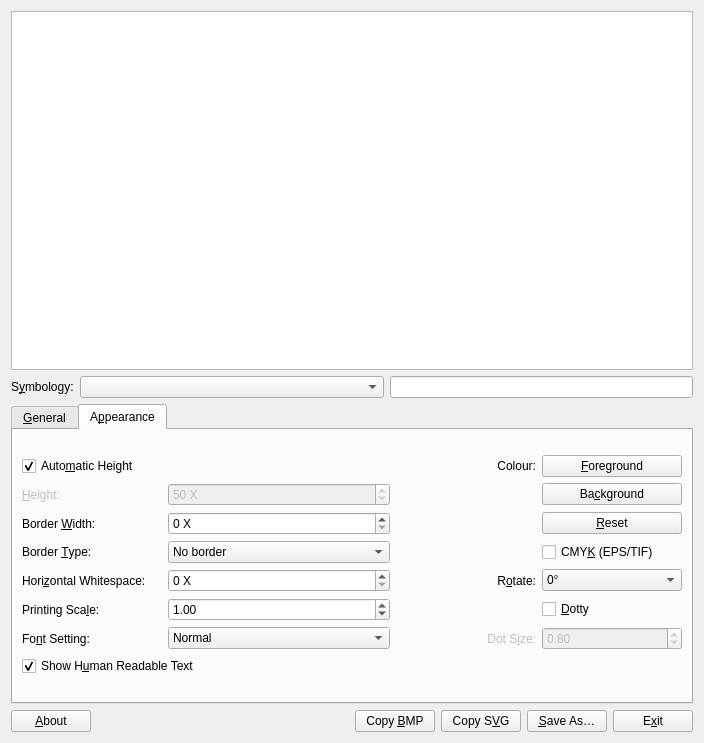
First picture: the form in frontend_qt/mainWindow.ui, repository open-vela/external_zint, before the edit.
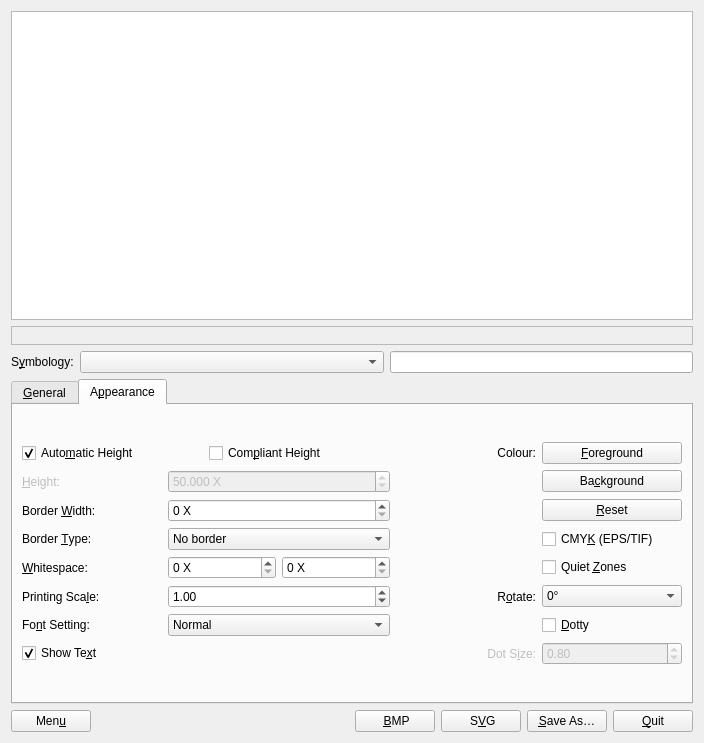
Second picture: the form after the edit. The open tabs and pages were chosen to show the change. Icons and pictures are not drawn.

Commit message: height max 500 -> 2000 to allow for 44 row CODABLOCKF at 45X each

What changed in the file:
```diff
--- a/frontend_qt/mainWindow.ui
+++ b/frontend_qt/mainWindow.ui
@@ -21,8 +21,8 @@
   </property>
   <property name="minimumSize">
    <size>
-    <width>420</width>
-    <height>460</height>
+    <width>400</width>
+    <height>435</height>
    </size>
   </property>
   <property name="windowTitle">
@@ -43,7 +43,47 @@
   </property>
   <layout class="QVBoxLayout" name="verticalLayout_5">
    <item>
-    <widget class="QGraphicsView" name="view"/>
+    <widget class="QGraphicsView" name="view">
+     <property name="minimumSize">
+      <size>
+       <width>0</width>
+       <height>10</height>
+      </size>
+     </property>
+     <property name="contextMenuPolicy">
+      <enum>Qt::CustomContextMenu</enum>
+     </property>
+    </widget>
+   </item>
+   <item>
+    <widget class="QSplitter" name="errtxtBarContainer">
+     <property name="frameShape">
+      <enum>QFrame::StyledPanel</enum>
+     </property>
+     <property name="frameShadow">
+      <enum>QFrame::Plain</enum>
+     </property>
+     <property name="orientation">
+      <enum>Qt::Horizontal</enum>
+     </property>
+     <property name="visible">
+      <bool>false</bool>
+     </property>
+     <widget class="QStatusBar" name="errtxtBar">
+      <property name="contextMenuPolicy">
+       <enum>Qt::CustomContextMenu</enum>
+      </property>
+      <property name="autoFillBackground">
+       <bool>true</bool>
+      </property>
+      <property name="styleSheet">
+       <string notr="true"/>
+      </property>
+      <property name="sizeGripEnabled">
+       <bool>false</bool>
+      </property>
+     </widget>
+    </widget>
    </item>
    <item>
     <layout class="QHBoxLayout" name="horizontalLayout">
@@ -109,13 +149,13 @@
          <property name="minimumSize">
           <size>
            <width>0</width>
-           <height>300</height>
+           <height>325</height>
           </size>
          </property>
          <property name="maximumSize">
           <size>
            <width>16777215</width>
-           <height>300</height>
+           <height>325</height>
           </size>
          </property>
          <property name="autoFillBackground">
@@ -617,18 +657,37 @@
            <item>
             <layout class="QGridLayout" name="gridLayout">
              <item row="0" column="0" colspan="2">
-              <widget class="QCheckBox" name="chkAutoHeight">
-               <property name="toolTip">
-                <string>Use default height
+              <layout class="QHBoxLayout" name="horizontalLayoutAutoHeight">
+               <item>
+                <widget class="QCheckBox" name="chkAutoHeight">
+                 <property name="toolTip">
+                  <string>Use default height
 (ignored if disabled)</string>
-               </property>
-               <property name="text">
-                <string>Auto&amp;matic Height</string>
-               </property>
-               <property name="checked">
-                <bool>true</bool>
-               </property>
-              </widget>
+                 </property>
+                 <property name="text">
+                  <string>Auto&amp;matic Height</string>
+                 </property>
+                 <property name="checked">
+                  <bool>true</bool>
+                 </property>
+                </widget>
+               </item>
+               <item>
+                <widget class="QCheckBox" name="chkCompliantHeight">
+                 <property name="toolTip">
+                  <string>Warn if height not compliant with specification
+and use standard height (if any) for default
+(ignored if disabled)</string>
+                 </property>
+                 <property name="text">
+                  <string>Com&amp;pliant Height</string>
+                 </property>
+                 <property name="checked">
+                  <bool>false</bool>
+                 </property>
+                </widget>
+               </item>
+              </layout>
              </item>
              <item row="1" column="0">
               <widget class="QLabel" name="lblHeight">
@@ -650,27 +709,36 @@
               </widget>
              </item>
              <item row="1" column="1">
-              <widget class="QSpinBox" name="heightb">
+              <widget class="QDoubleSpinBox" name="heightb">
                <property name="enabled">
                 <bool>false</bool>
                </property>
                <property name="toolTip">
                 <string>Overall symbol height</string>
                </property>
-               <property name="suffix">
-                <string> X</string>
+               <property name="accelerated">
+                <bool>true</bool>
                </property>
                <property name="prefix">
                 <string/>
                </property>
+               <property name="suffix">
+                <string> X</string>
+               </property>
+               <property name="decimals">
+                <number>3</number>
+               </property>
                <property name="minimum">
-                <number>1</number>
+                <double>0.500000000000000</double>
                </property>
                <property name="maximum">
-                <number>300</number>
+                <double>2000.000000000000000</double>
+               </property>
+               <property name="singleStep">
+                <double>0.100000000000000</double>
                </property>
                <property name="value">
-                <number>50</number>
+                <double>50.000000000000000</double>
                </property>
               </widget>
              </item>
@@ -753,7 +821,7 @@
              <item row="4" column="0">
               <widget class="QLabel" name="lblWhitespace">
                <property name="text">
-                <string>Hori&amp;zontal Whitespace:</string>
+                <string>&amp;Whitespace:</string>
                </property>
                <property name="alignment">
                 <set>Qt::AlignLeading|Qt::AlignLeft|Qt::AlignVCenter</set>
@@ -767,14 +835,36 @@
               </widget>
              </item>
              <item row="4" column="1">
-              <widget class="QSpinBox" name="spnWhitespace">
-               <property name="toolTip">
-                <string>Width of whitespace on either side of barcode</string>
-               </property>
-               <property name="suffix">
-                <string> X</string>
-               </property>
-              </widget>
+              <layout class="QGridLayout" name="gridLayoutWhitespace">
+               <item row="0" column="0">
+                <widget class="QSpinBox" name="spnWhitespace">
+                 <property name="toolTip">
+                  <string>Width of horizontal whitespace on either side of barcode
+in X-dimensions</string>
+                 </property>
+                 <property name="suffix">
+                  <string> X</string>
+                 </property>
+                 <property name="maximum">
+                  <number>100</number>
+                 </property>
+                </widget>
+               </item>
+               <item row="0" column="1">
+                <widget class="QSpinBox" name="spnVWhitespace">
+                 <property name="toolTip">
+                  <string>Height of vertical whitespace above and below the barcode
+in X-dimensions</string>
+                 </property>
+                 <property name="suffix">
+                  <string> X</string>
+                 </property>
+                 <property name="maximum">
+                  <number>100</number>
+                 </property>
+                </widget>
+               </item>
+              </layout>
              </item>
              <item row="5" column="0">
               <widget class="QLabel" name="lblScale">
@@ -804,10 +894,10 @@
                 <number>2</number>
                </property>
                <property name="minimum">
-                <double>0.500000000000000</double>
+                <double>0.100000000000000</double>
                </property>
                <property name="maximum">
-                <double>99.500000000000000</double>
+                <double>100.000000000000000</double>
                </property>
                <property name="singleStep">
                 <double>0.500000000000000</double>
@@ -867,7 +957,7 @@
 (ignored if disabled)</string>
                </property>
                <property name="text">
-                <string>Show H&amp;uman Readable Text</string>
+                <string>Show Te&amp;xt</string>
                </property>
                <property name="checked">
                 <bool>true</bool>
@@ -946,7 +1036,21 @@
                </property>
               </widget>
              </item>
-             <item row="4" column="2">
+             <item row="4" column="3">
+              <widget class="QCheckBox" name="chkQuietZones">
+               <property name="toolTip">
+                <string>Add compliant quiet zones to whitespace
+(ignored if disabled)</string>
+               </property>
+               <property name="text">
+                <string>Quiet &amp;Zones</string>
+               </property>
+               <property name="checked">
+                <bool>false</bool>
+               </property>
+              </widget>
+             </item>
+             <item row="5" column="2">
               <widget class="QLabel" name="lblRotate">
                <property name="text">
                 <string>R&amp;otate:</string>
@@ -962,7 +1066,7 @@
                </property>
               </widget>
              </item>
-             <item row="4" column="3">
+             <item row="5" column="3">
               <widget class="QComboBox" name="cmbRotate">
                <property name="toolTip">
                 <string>Rotate symbol by degrees</string>
@@ -989,7 +1093,7 @@
                </item>
               </widget>
              </item>
-             <item row="5" column="3">
+             <item row="6" column="3">
               <widget class="QCheckBox" name="chkDotty">
                <property name="toolTip">
                 <string>Use dots instead of squares for matrix symbols
@@ -1003,7 +1107,7 @@
                </property>
               </widget>
              </item>
-             <item row="6" column="2">
+             <item row="7" column="2">
               <widget class="QLabel" name="lblDotSize">
                <property name="enabled">
                 <bool>false</bool>
@@ -1022,7 +1126,7 @@
                </property>
               </widget>
              </item>
-             <item row="6" column="3">
+             <item row="7" column="3">
               <widget class="QDoubleSpinBox" name="spnDotSize">
                <property name="toolTip">
                 <string>Size of dots</string>
@@ -1068,14 +1172,14 @@
         <string>About Zint</string>
        </property>
        <property name="text">
-        <string>&amp;About</string>
+        <string>Men&amp;u</string>
        </property>
       </widget>
      </item>
      <item row="0" column="1">
-      <spacer name="horizontalSpacer_2">
-       <property name="orientation">
-        <enum>Qt::Horizontal</enum>
+      <widget class="QStatusBar" name="statusBar">
+       <property name="sizeGripEnabled">
+        <bool>false</bool>
        </property>
        <property name="sizeHint" stdset="0">
         <size>
@@ -1083,7 +1187,7 @@
          <height>20</height>
         </size>
        </property>
-      </spacer>
+      </widget>
      </item>
      <item row="0" column="2">
       <widget class="QPushButton" name="btnCopyBMP">
@@ -1091,7 +1195,7 @@
         <string>Copy to clipboard as BMP</string>
        </property>
        <property name="text">
-        <string>Copy &amp;BMP</string>
+        <string> &amp;BMP</string>
        </property>
       </widget>
      </item>
@@ -1101,7 +1205,7 @@
         <string>Copy to clipboard as SVG</string>
        </property>
        <property name="text">
-        <string>Copy S&amp;VG</string>
+        <string> S&amp;VG</string>
        </property>
       </widget>
      </item>
@@ -1121,7 +1225,7 @@
         <string>Quit Zint Barcode Studio</string>
        </property>
        <property name="text">
-        <string>E&amp;xit</string>
+        <string>&amp;Quit</string>
        </property>
       </widget>
      </item>
```
Left out of the diff: 188 changed lines with no effect on the pictures. The commit also changes 392 other files.
